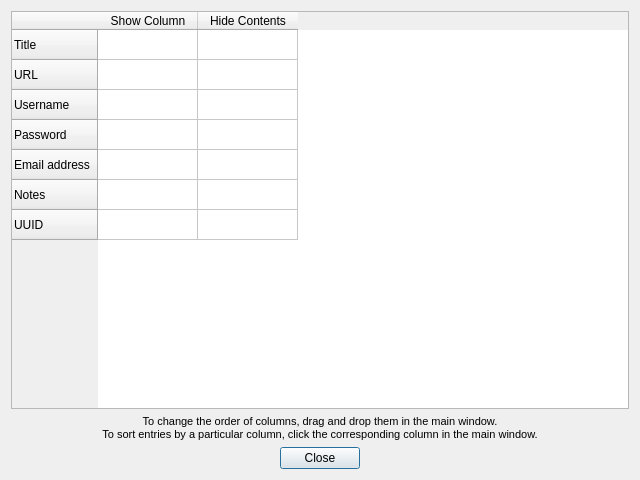
Before: the Qt Designer form silverlock/configurecolumnsdialog.ui in petroules/silverlock, drawn with Qt 5.
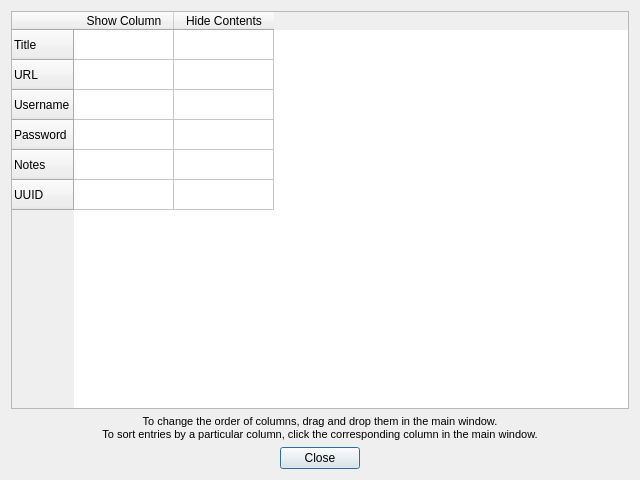
After: the same form once the commit is applied.

```diff
--- a/silverlock/configurecolumnsdialog.ui
+++ b/silverlock/configurecolumnsdialog.ui
@@ -36,11 +36,6 @@
        <string>Password</string>
       </property>
      </row>
-     <row>
-      <property name="text">
-       <string>Email address</string>
-      </property>
-     </row>
      <row>
       <property name="text">
        <string>Notes</string>
```
Left out of the diff: 4 changed lines with no effect on the pictures.
